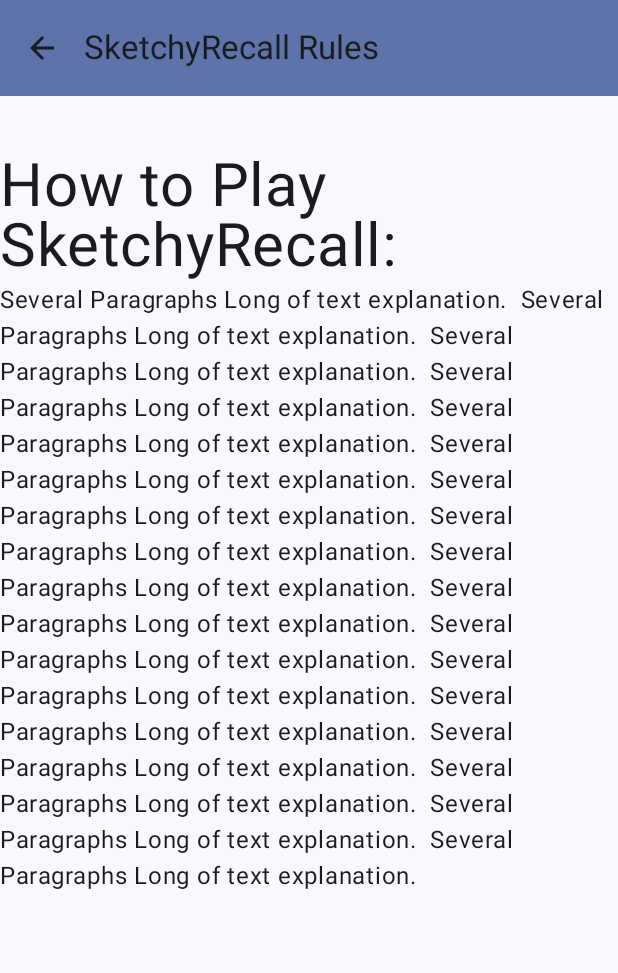
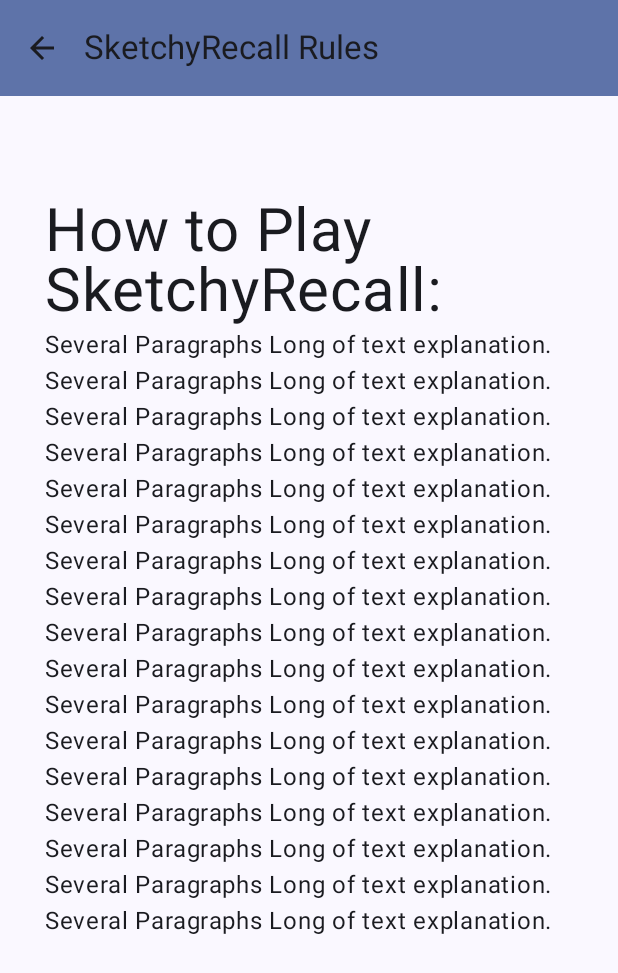
Before and after one commit to tkdgolden/AppDeploy2023, an Android app built with Jetpack Compose: the RulesScreen screen opened through its navigation route, on a phone screen of 412 x 824 dp. Shown: the top 973 px of the screen. Run offline under Robolectric (Android 15) with nearby library versions, the phone set to English and light mode, and no system bars.

Commit message:
small layout beautification

```diff
--- a/app/src/main/java/com/example/sketchyrecall/SketchyRecallScreen.kt
+++ b/app/src/main/java/com/example/sketchyrecall/SketchyRecallScreen.kt
@@ -20,6 +20,7 @@ import androidx.compose.runtime.remember
 import androidx.compose.runtime.setValue
 import androidx.compose.ui.Modifier
 import androidx.compose.ui.res.stringResource
+import androidx.compose.ui.tooling.preview.Preview
 import androidx.navigation.NavHostController
 import androidx.navigation.compose.NavHost
 import androidx.navigation.compose.composable
@@ -85,7 +86,8 @@ fun SketchyRecallApp(
             )
         }
     ) { innerPadding ->
-        Modifier.padding(innerPadding)
+        Modifier
+            .padding(innerPadding)
         NavHost(
             navController = navController,
             startDestination = SketchyRecallScreen.Landing.name
@@ -140,3 +142,9 @@ fun SketchyRecallApp(
 
     }
 }
+
+@Preview
+@Composable
+fun PreviewSketchyRecallApp() {
+    SketchyRecallApp()
+}
--- a/app/src/main/java/com/example/sketchyrecall/ui/LandingScreen.kt
+++ b/app/src/main/java/com/example/sketchyrecall/ui/LandingScreen.kt
@@ -1,8 +1,9 @@
 package com.example.sketchyrecall.ui
 
+import androidx.compose.foundation.layout.Arrangement
 import androidx.compose.foundation.layout.Column
-import androidx.compose.foundation.layout.Spacer
-import androidx.compose.foundation.layout.height
+import androidx.compose.foundation.layout.fillMaxSize
+import androidx.compose.foundation.layout.padding
 import androidx.compose.material3.Button
 import androidx.compose.material3.Text
 import androidx.compose.runtime.Composable
@@ -21,8 +22,13 @@ fun LandingScreen(
     onStartButtonClicked: () -> Unit,
     modifier: Modifier = Modifier
 ) {
-    Column(modifier = modifier, horizontalAlignment = Alignment.CenterHorizontally) {
-        Spacer(modifier = Modifier.height(100.dp))
+    Column(
+        horizontalAlignment = Alignment.CenterHorizontally,
+        verticalArrangement = Arrangement.SpaceAround,
+        modifier = Modifier
+            .padding(30.dp)
+            .fillMaxSize()
+    ) {
         Button (
             onClick = {
                 onStartButtonClicked()
@@ -33,7 +39,6 @@ fun LandingScreen(
                 fontSize = 24.sp
             )
         }
-        Spacer(modifier = Modifier.height(40.dp))
         Button (
             onClick = {
                 onRulesButtonClicked()
@@ -41,7 +46,8 @@ fun LandingScreen(
         ) {
             Text(
                 text = stringResource(R.string.rules),
-                fontSize = 24.sp)
+                fontSize = 24.sp
+            )
         }
     }
 }
--- a/app/src/main/java/com/example/sketchyrecall/ui/RulesScreen.kt
+++ b/app/src/main/java/com/example/sketchyrecall/ui/RulesScreen.kt
@@ -2,7 +2,9 @@ package com.example.sketchyrecall.ui
 
 import androidx.compose.foundation.layout.Column
 import androidx.compose.foundation.layout.Spacer
+import androidx.compose.foundation.layout.fillMaxWidth
 import androidx.compose.foundation.layout.height
+import androidx.compose.foundation.layout.padding
 import androidx.compose.material3.Text
 import androidx.compose.runtime.Composable
 import androidx.compose.ui.Alignment
@@ -18,7 +20,12 @@ import com.example.sketchyrecall.ui.theme.SketchyRecallTheme
 fun RulesScreen(
     modifier: Modifier = Modifier
 ) {
-    Column(modifier = modifier, horizontalAlignment = Alignment.CenterHorizontally) {
+    Column(
+        horizontalAlignment = Alignment.CenterHorizontally,
+        modifier = Modifier
+            .fillMaxWidth()
+            .padding(30.dp)
+    ) {
         Spacer(modifier = Modifier.height(100.dp))
         Text(
             text = stringResource(R.string.rules_title),
```
Also changed, not shown: app/src/main/java/com/example/sketchyrecall/ui/GameScreen.kt (+38 -10 lines).
